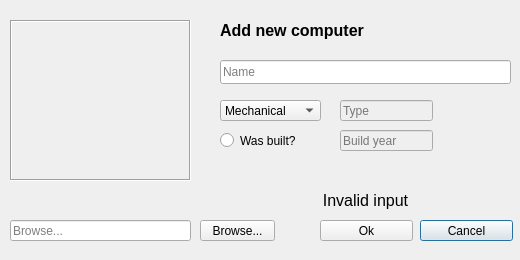
Above: addcomputerdialog.ui from gudmundurb/H22 before the change. Below: the same form after it.
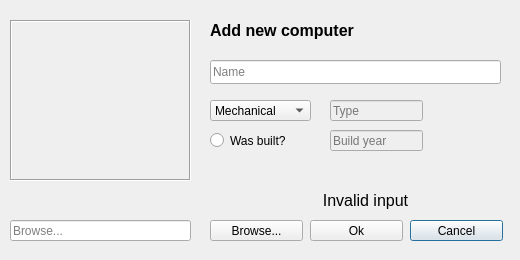
That is the form after the change. Icons and pictures are not drawn.

The edit to the form file:
```diff
--- a/addcomputerdialog.ui
+++ b/addcomputerdialog.ui
@@ -44,7 +44,7 @@
   <widget class="QLineEdit" name="InputComputerName">
    <property name="geometry">
     <rect>
-     <x>220</x>
+     <x>210</x>
      <y>60</y>
      <width>291</width>
      <height>24</height>
@@ -63,7 +63,7 @@
    </property>
    <property name="geometry">
     <rect>
-     <x>340</x>
+     <x>330</x>
      <y>130</y>
      <width>93</width>
      <height>21</height>
@@ -79,7 +79,7 @@
   <widget class="QComboBox" name="TypeDropDown">
    <property name="geometry">
     <rect>
-     <x>220</x>
+     <x>210</x>
      <y>100</y>
      <width>101</width>
      <height>21</height>
@@ -114,7 +114,7 @@
   <widget class="QPushButton" name="Cancel">
    <property name="geometry">
     <rect>
-     <x>420</x>
+     <x>410</x>
      <y>220</y>
      <width>93</width>
      <height>21</height>
@@ -127,7 +127,7 @@
   <widget class="QPushButton" name="C_add_ok">
    <property name="geometry">
     <rect>
-     <x>320</x>
+     <x>310</x>
      <y>220</y>
      <width>93</width>
      <height>21</height>
@@ -140,7 +140,7 @@
   <widget class="QRadioButton" name="RadioWasBuilt">
    <property name="geometry">
     <rect>
-     <x>220</x>
+     <x>210</x>
      <y>130</y>
      <width>101</width>
      <height>21</height>
@@ -156,7 +156,7 @@
    </property>
    <property name="geometry">
     <rect>
-     <x>340</x>
+     <x>330</x>
      <y>100</y>
      <width>93</width>
      <height>21</height>
@@ -237,9 +237,9 @@
   <widget class="QPushButton" name="browseImagePath">
    <property name="geometry">
     <rect>
-     <x>200</x>
+     <x>210</x>
      <y>220</y>
-     <width>75</width>
+     <width>93</width>
      <height>21</height>
     </rect>
    </property>
@@ -263,7 +263,7 @@
   <widget class="QLabel" name="label">
    <property name="geometry">
     <rect>
-     <x>220</x>
+     <x>210</x>
      <y>20</y>
      <width>201</width>
      <height>21</height>
```
Left out of the diff: 4 changed lines with no effect on the pictures.
